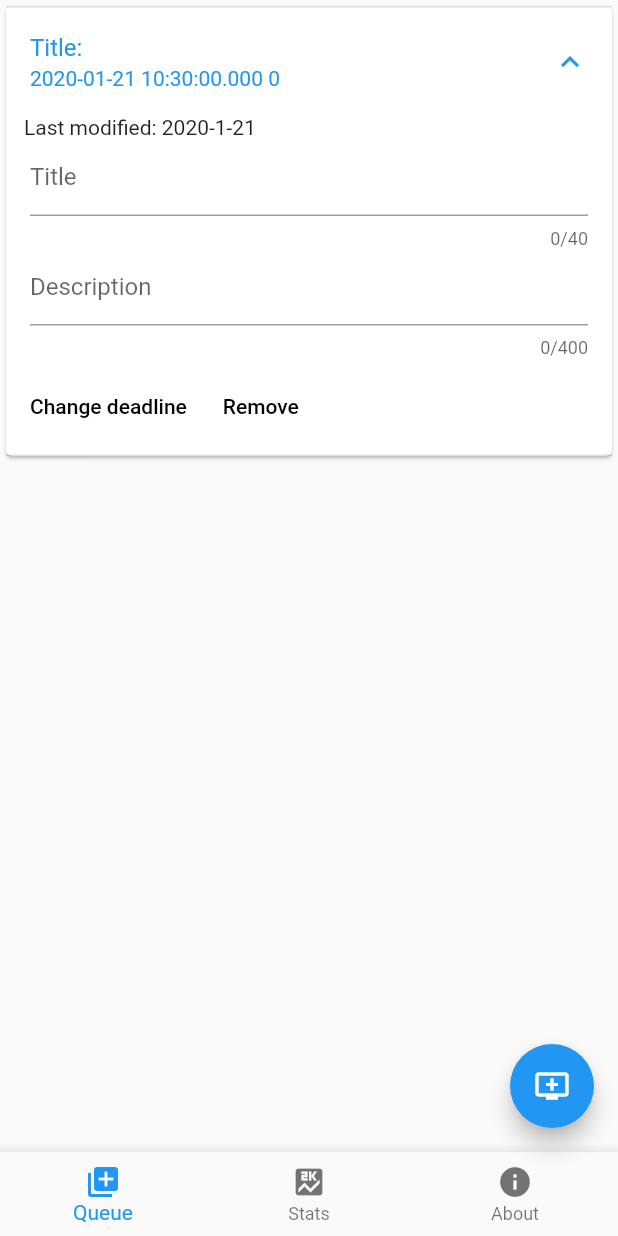
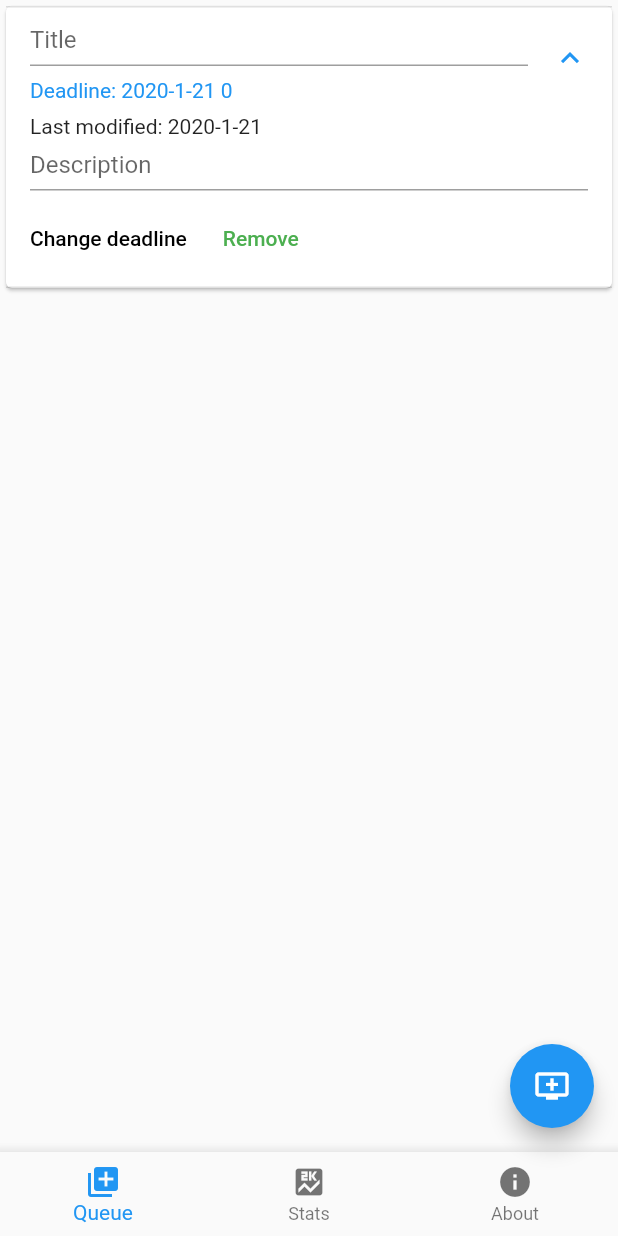
Before and after one commit to mattmaniak/queuetodo, a Flutter app: the screen it shows after launch, after a tap on the "add to queue" icon, on a phone screen of 412 x 824 dp. Run offline on Flutter 3.47's test engine with Material 2 defaults, Android fonts, the phone set to English and light mode, and no system bars.

Commit message:
Changed task's layout a little.

```diff
--- a/lib/task.dart
+++ b/lib/task.dart
@@ -14,10 +14,13 @@ class Task extends StatefulWidget {
 }
 
 class _TaskState extends State<Task> {
+  static const int _maxDescriptionLength = 300;
+  static const int _maxTitleLength = 30;
   final _descriptionController = TextEditingController();
   final _titleController = TextEditingController();
   String _description = '';
   String _title = '';
+  bool _expanded = true;
   Icon _trailingArrow = Icon(Icons.expand_less);
   DateTime _deadline;
   DateTime _lastModified;
@@ -52,21 +55,25 @@ class _TaskState extends State<Task> {
   Widget build(BuildContext context) {
     return Card(
       child: ExpansionTile(
-        title: Text('Title: $_title'),
-        subtitle: Text(_deadline.toString() + ' ' + widget.index.toString()),
-        // subtitle: Text('Deadline: ${_convertToIsoDate(_deadline)}'),
+        title: _renderTitle,
+        subtitle: Text('Deadline: ${_convertToIsoDate(_deadline)} ${widget.index}'),
         trailing: _trailingArrow,
         initiallyExpanded: true,
         onExpansionChanged: _changeTileExpansion,
         children: [
           Column(
             children: [
-              SizedBox(
-                width: MediaQuery.of(context).size.width - 32.0,
-                child: Container(
-                  child: Text(
-                    'Last modified: ${_convertToIsoDate(_lastModified)}',
-                    textAlign: TextAlign.left,
+              Padding(
+                padding: EdgeInsets.only(
+                  top: 4.0,
+                ),
+                child: SizedBox(
+                  width: MediaQuery.of(context).size.width - 40.0,
+                  child: Container(
+                    child: Text(
+                      'Last modified: ${_convertToIsoDate(_lastModified)}',
+                      textAlign: TextAlign.left,
+                    ),
                   ),
                 ),
               ),
@@ -76,26 +83,12 @@ class _TaskState extends State<Task> {
                 ),
                 child: TextField(
                   decoration: InputDecoration(
-                    labelText: 'Title',
+                    hintText: 'Description',
                     isDense: true,
-                  ),
-                  maxLength: 40,
-                  autocorrect: false,
-                  enableSuggestions: false,
-                  controller: _titleController,
-                ),
-              ),
-              Padding(
-                padding: EdgeInsets.symmetric(
-                  horizontal: 16.0,
-                ),
-                child: TextField(
-                  decoration: InputDecoration(
-                    labelText: 'Description',
-                    isDense: true,
+                    counterText: '',
                   ),
                   maxLines: null,
-                  maxLength: 400,
+                  maxLength: _maxDescriptionLength,
                   autocorrect: false,
                   keyboardType: TextInputType.text,
                   enableSuggestions: false,
@@ -126,7 +119,7 @@ class _TaskState extends State<Task> {
   }
 
   void _changeTileExpansion(bool expanded) {
-    setState(() {
+   setState(() {
       if (expanded) {
         _descriptionController.text = _description;
         _titleController.text = _title;
@@ -135,6 +128,30 @@ class _TaskState extends State<Task> {
         _trailingArrow = Icon(Icons.expand_more);
       }
     });
+    _expanded = expanded;
+  }
+
+  Widget get _renderTitle {
+    if (_expanded) {
+      return Padding(
+        padding: EdgeInsets.only(
+          bottom: 8.0,
+        ),
+        child: TextField(
+          decoration: InputDecoration(
+            isDense: true,
+            hintText: 'Title',
+            counterText: '',
+          ),
+          maxLength: _maxTitleLength,
+          autocorrect: false,
+          enableSuggestions: false,
+          controller: _titleController,
+        ),
+      );
+    } else {
+      return Text('Title: $_title');
+    }
   }
 
   void _setDeadline() {
@@ -155,20 +172,18 @@ class _TaskState extends State<Task> {
   }
 
   Widget _renderRemoveButton() {
-    // Color textColor;
+    Color textColor;
 
-    // if (widget.index == 0) {
-    //   textColor = Colors.green;
-    // } else {
-    //   textColor = Colors.red;
-    // }
+    if (widget.index == 0) {
+      textColor = Colors.green;
+    } else {
+      textColor = Colors.red;
+    }
     return FlatButton(
-      // color: Theme.of(context).buttonColor,
       child: Text(
         'Remove',
         style: TextStyle(
-          // color: textColor,
-          // color: Theme.of(context).iconTheme.color,
+          color: textColor,
         ),
       ),
       onPressed: () => widget.removeTask(widget.index),
```
